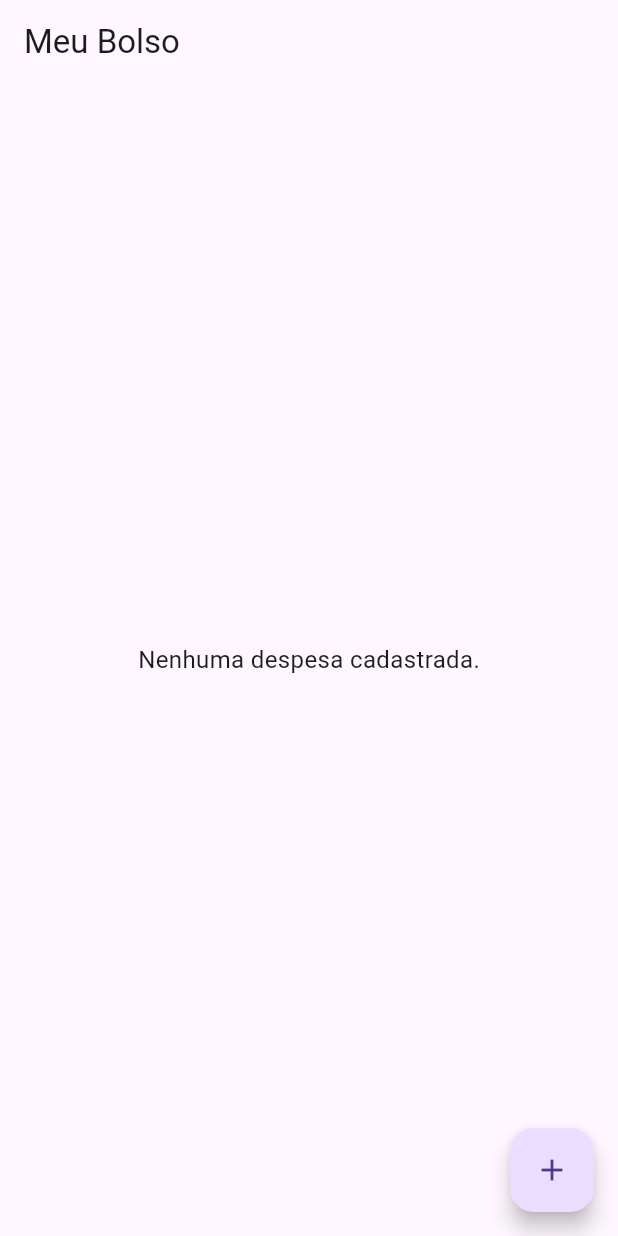
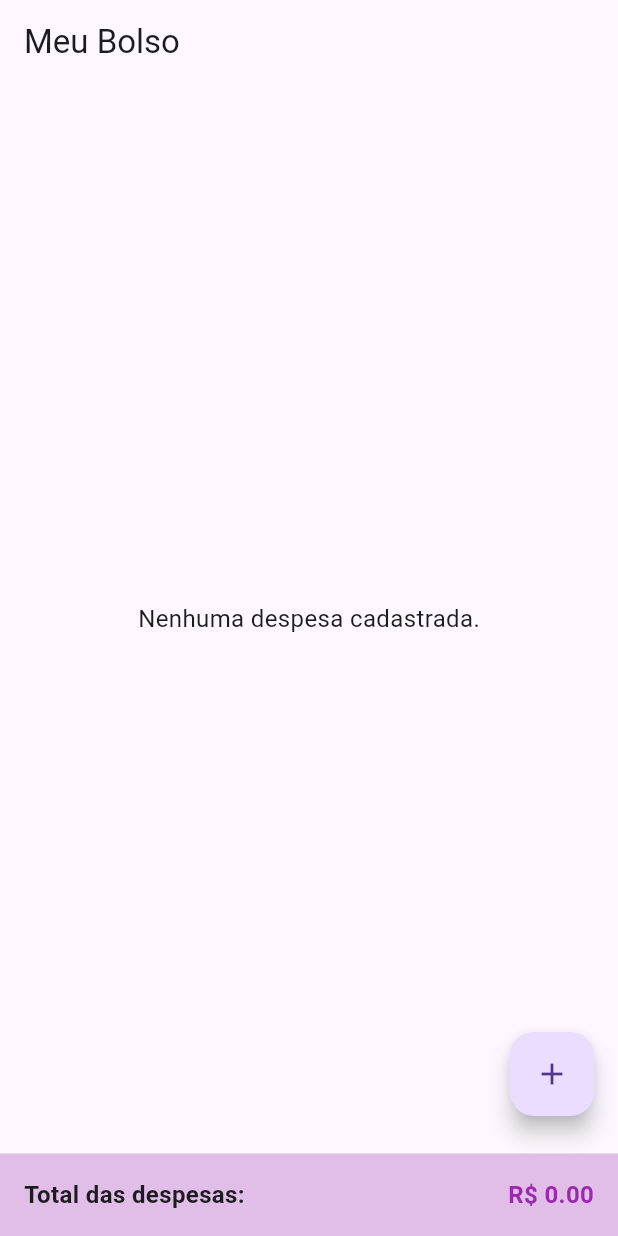
Before and after one commit to rodrigosillos/meu-bolso, a Flutter app: the screen it shows after launch, on a phone screen of 412 x 824 dp. Run offline on Flutter 3.47's test engine with Material 3 defaults, Android fonts, the phone set to English and light mode, and no system bars; our stand-ins replace hive, hive_flutter; accounts and stored records are empty.

Commit message:
Totalizador

```diff
--- a/lib/screens/home_screen.dart
+++ b/lib/screens/home_screen.dart
@@ -16,8 +16,11 @@ class _HomeScreenState extends State<HomeScreen> {
   @override
   void initState() {
     super.initState();
-    // Inicializa a lista de despesas a partir do banco de dados
     expenses = HiveDatabase.getExpenses();
+  }
+
+  double calculateTotal() {
+    return expenses.fold(0, (sum, item) => sum + item.amount);
   }
 
   @override
@@ -26,7 +29,10 @@ class _HomeScreenState extends State<HomeScreen> {
       appBar: AppBar(
         title: const Text('Meu Bolso'),
       ),
-      body: expenses.isEmpty
+      body: Column(
+        children: [
+          Expanded(
+            child: expenses.isEmpty
                 ? const Center(
                     child: Text(
                       'Nenhuma despesa cadastrada.',
@@ -49,9 +55,33 @@ class _HomeScreenState extends State<HomeScreen> {
                       );
                     },
                   ),
-      floatingActionButton: FloatingActionButton(
+          ),
+          Container(
+            color: Colors.purple.shade100,
+            padding: const EdgeInsets.all(16),
+            child: Row(
+              mainAxisAlignment: MainAxisAlignment.spaceBetween,
+              children: [
+                const Text(
+                  'Total das despesas:',
+                  style: TextStyle(fontSize: 16, fontWeight: FontWeight.bold),
+                ),
+                Text(
+                  'R\$ ${calculateTotal().toStringAsFixed(2)}',
+                  style: const TextStyle(
+                      fontSize: 16,
+                      fontWeight: FontWeight.bold,
+                      color: Colors.purple),
+                ),
+              ],
+            ),
+          ),
+        ],
+      ),
+      floatingActionButton: Padding(
+        padding: const EdgeInsets.only(bottom: 64.0), // Ajusta a altura
+        child: FloatingActionButton(
           onPressed: () async {
-          // Navega para a tela de adicionar despesas
             final result = await Navigator.push(
               context,
               MaterialPageRoute(
@@ -59,7 +89,6 @@ class _HomeScreenState extends State<HomeScreen> {
               ),
             );
 
-          // Atualiza a lista de despesas caso uma nova seja adicionada
             if (result == true) {
               setState(() {
                 expenses = HiveDatabase.getExpenses();
@@ -68,6 +97,7 @@ class _HomeScreenState extends State<HomeScreen> {
           },
           child: const Icon(Icons.add),
         ),
+      ),
     );
   }
 }
```
Also changed, not shown: 1 other file. Lines whose indentation alone changed are shown as unchanged.
